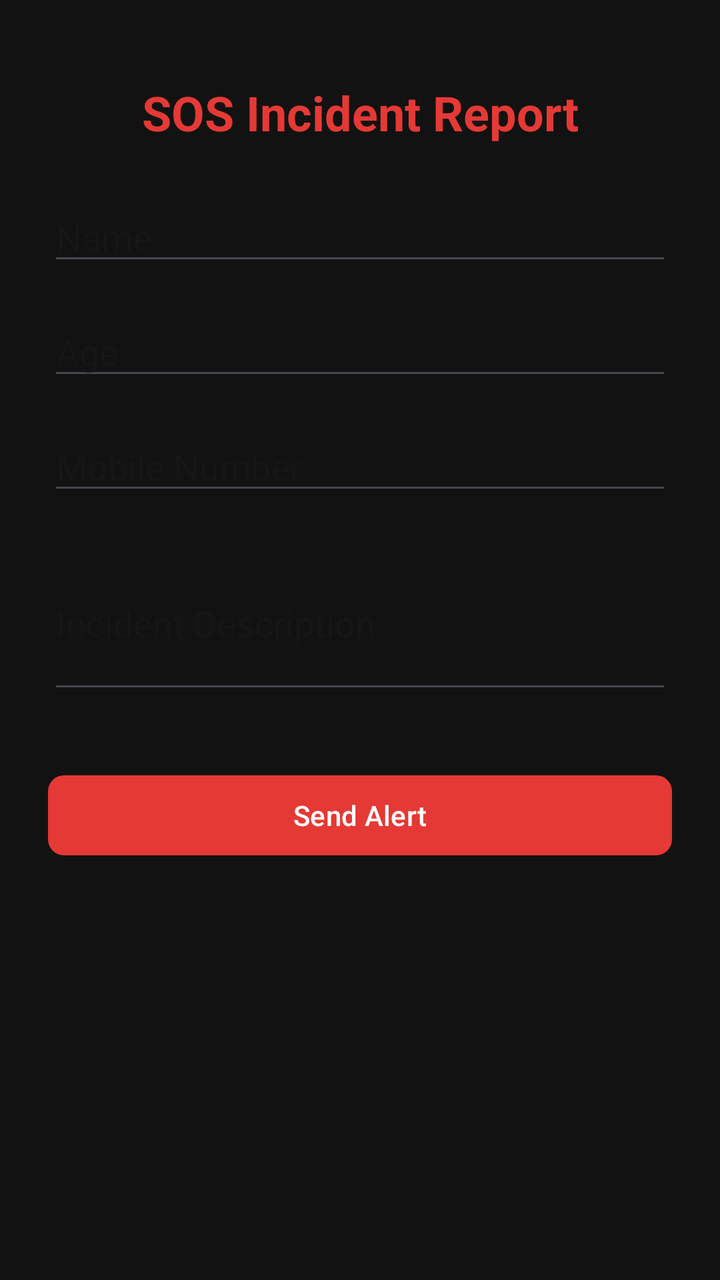
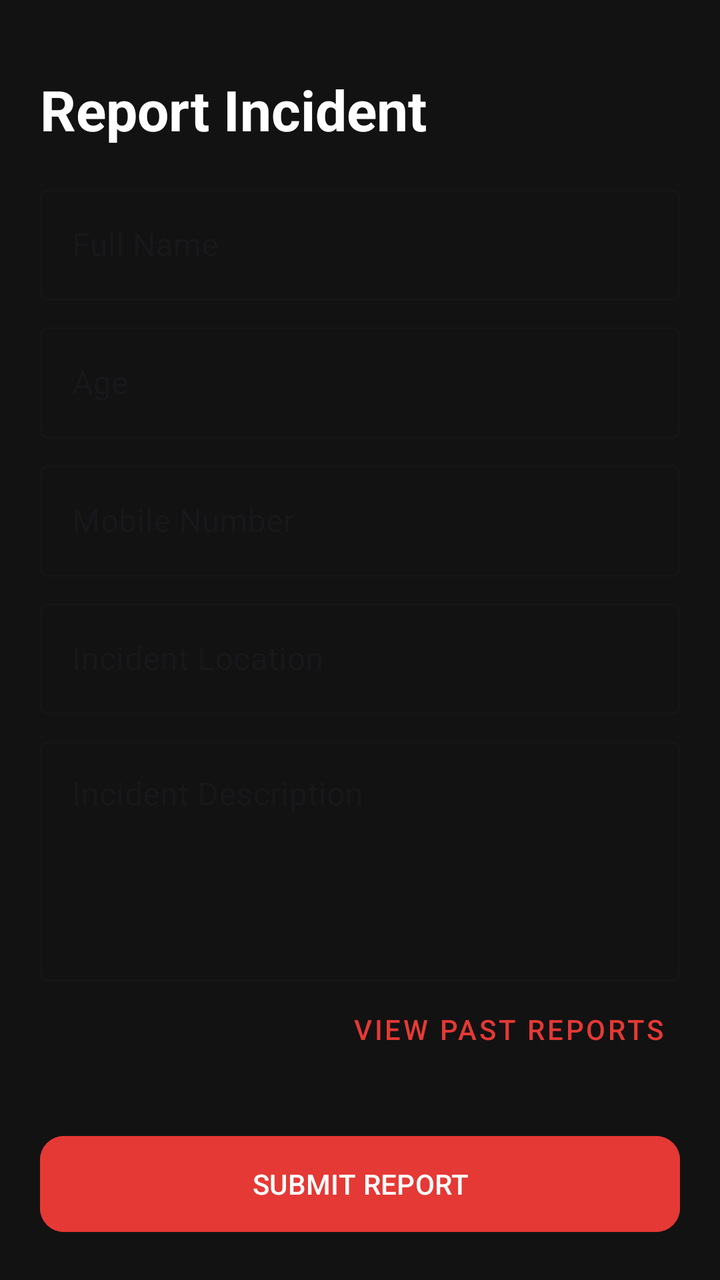

Two renders of the same Android screen: before a commit and after it. Below are the layout's source before the change and the commit's diff.
<!-- AndroidManifest.xml: application theme Theme.SosApp -->
<!-- res/layout/activity_incident_report.xml -->
<?xml version="1.0" encoding="utf-8"?>
<androidx.constraintlayout.widget.ConstraintLayout xmlns:android="http://schemas.android.com/apk/res/android"
    xmlns:app="http://schemas.android.com/apk/res-auto"
    android:layout_width="match_parent"
    android:layout_height="match_parent"
    android:padding="24dp">

    <TextView
        android:id="@+id/tvReportTitle"
        android:layout_width="wrap_content"
        android:layout_height="wrap_content"
        android:text="SOS Incident Report"
        android:textSize="24sp"
        android:textStyle="bold"
        android:textColor="@color/primary"
        app:layout_constraintTop_toTopOf="parent"
        app:layout_constraintStart_toStartOf="parent"
        app:layout_constraintEnd_toEndOf="parent"
        android:layout_marginTop="16dp"/>

    <EditText
        android:id="@+id/etReportName"
        android:layout_width="0dp"
        android:layout_height="wrap_content"
        android:hint="Name"
        android:layout_marginTop="24dp"
        app:layout_constraintTop_toBottomOf="@id/tvReportTitle"
        app:layout_constraintStart_toStartOf="parent"
        app:layout_constraintEnd_toEndOf="parent"/>

    <EditText
        android:id="@+id/etReportAge"
        android:layout_width="0dp"
        android:layout_height="wrap_content"
        android:hint="Age"
        android:inputType="number"
        android:layout_marginTop="16dp"
        app:layout_constraintTop_toBottomOf="@id/etReportName"
        app:layout_constraintStart_toStartOf="parent"
        app:layout_constraintEnd_toEndOf="parent"/>

    <EditText
        android:id="@+id/etReportMobile"
        android:layout_width="0dp"
        android:layout_height="wrap_content"
        android:hint="Mobile Number"
        android:inputType="phone"
        android:layout_marginTop="16dp"
        app:layout_constraintTop_toBottomOf="@id/etReportAge"
        app:layout_constraintStart_toStartOf="parent"
        app:layout_constraintEnd_toEndOf="parent"/>

    <EditText
        android:id="@+id/etIncidentDesc"
        android:layout_width="0dp"
        android:layout_height="wrap_content"
        android:hint="Incident Description"
        android:inputType="textMultiLine"
        android:minLines="3"
        android:layout_marginTop="16dp"
        app:layout_constraintTop_toBottomOf="@id/etReportMobile"
        app:layout_constraintStart_toStartOf="parent"
        app:layout_constraintEnd_toEndOf="parent"/>

    <Button
        android:id="@+id/btnSendAlert"
        android:layout_width="0dp"
        android:layout_height="wrap_content"
        android:text="Send Alert"
        android:enabled="false"
        style="@style/EmergencyButton"
        android:layout_marginTop="32dp"
        app:layout_constraintTop_toBottomOf="@id/etIncidentDesc"
        app:layout_constraintStart_toStartOf="parent"
        app:layout_constraintEnd_toEndOf="parent"/>

</androidx.constraintlayout.widget.ConstraintLayout>
<!-- resources referenced by this layout -->
<resources>
  <color name="primary">#E53935</color>
  <style name="EmergencyButton" parent="Widget.Material3.Button">
          <item name="backgroundTint">@color/primary</item>
          <item name="android:textColor">@color/white</item>
          <item name="cornerRadius">8dp</item>
      </style>
  <style name="Theme.SosApp" parent="Base.Theme.SosApp" />
  <color name="white">#FFFFFFFF</color>
  <style name="Base.Theme.SosApp" parent="Theme.Material3.DayNight.NoActionBar">
          <item name="colorPrimary">@color/primary</item>
          <item name="colorPrimaryVariant">@color/primary_dark</item>
          <item name="colorSecondary">@color/accent</item>
          <item name="android:windowBackground">@color/bg_dark</item>
          <item name="android:statusBarColor">@color/primary_dark</item>
      </style>
  <color name="primary_dark">#B71C1C</color>
  <color name="accent">#FFD600</color>
  <color name="bg_dark">#121212</color>
</resources>

<!-- the commit's change to res/layout/activity_incident_report.xml (unified diff, before → after) -->
@@ -3,75 +3,119 @@
     xmlns:app="http://schemas.android.com/apk/res-auto"
     android:layout_width="match_parent"
     android:layout_height="match_parent"
-    android:padding="24dp">
+    android:background="@color/bg_dark"
+    android:padding="20dp">
 
     <TextView
         android:id="@+id/tvReportTitle"
         android:layout_width="wrap_content"
         android:layout_height="wrap_content"
-        android:text="SOS Incident Report"
-        android:textSize="24sp"
+        android:text="Report Incident"
+        android:textSize="28sp"
         android:textStyle="bold"
-        android:textColor="@color/primary"
+        android:textColor="@color/white"
         app:layout_constraintTop_toTopOf="parent"
         app:layout_constraintStart_toStartOf="parent"
-        app:layout_constraintEnd_toEndOf="parent"
         android:layout_marginTop="16dp"/>
 
-    <EditText
-        android:id="@+id/etReportName"
-        android:layout_width="0dp"
-        android:layout_height="wrap_content"
-        android:hint="Name"
-        android:layout_marginTop="24dp"
+    <ScrollView
+        android:layout_width="match_parent"
+        android:layout_height="0dp"
+        android:layout_marginTop="16dp"
         app:layout_constraintTop_toBottomOf="@id/tvReportTitle"
-        app:layout_constraintStart_toStartOf="parent"
-        app:layout_constraintEnd_toEndOf="parent"/>
+        app:layout_constraintBottom_toTopOf="@+id/btnSendAlert">
 
-    <EditText
-        android:id="@+id/etReportAge"
-        android:layout_width="0dp"
-        android:layout_height="wrap_content"
-        android:hint="Age"
-        android:inputType="number"
-        android:layout_marginTop="16dp"
-        app:layout_constraintTop_toBottomOf="@id/etReportName"
-        app:layout_constraintStart_toStartOf="parent"
-        app:layout_constraintEnd_toEndOf="parent"/>
+        <LinearLayout
+            android:layout_width="match_parent"
+            android:layout_height="wrap_content"
+            android:orientation="vertical">
 
-    <EditText
-        android:id="@+id/etReportMobile"
-        android:layout_width="0dp"
-        android:layout_height="wrap_content"
-        android:hint="Mobile Number"
-        android:inputType="phone"
-        android:layout_marginTop="16dp"
-        app:layout_constraintTop_toBottomOf="@id/etReportAge"
-        app:layout_constraintStart_toStartOf="parent"
-        app:layout_constraintEnd_toEndOf="parent"/>
+            <com.google.android.material.textfield.TextInputLayout
+                android:layout_width="match_parent"
+                android:layout_height="wrap_content"
+                android:hint="Full Name"
+                style="@style/Widget.MaterialComponents.TextInputLayout.OutlinedBox">
+                <com.google.android.material.textfield.TextInputEditText
+                    android:id="@+id/etReportName"
+                    android:layout_width="match_parent"
+                    android:layout_height="wrap_content"
+                    android:textColor="@color/white"/>
+            </com.google.android.material.textfield.TextInputLayout>
 
-    <EditText
-        android:id="@+id/etIncidentDesc"
-        android:layout_width="0dp"
-        android:layout_height="wrap_content"
-        android:hint="Incident Description"
-        android:inputType="textMultiLine"
-        android:minLines="3"
-        android:layout_marginTop="16dp"
-        app:layout_constraintTop_toBottomOf="@id/etReportMobile"
-        app:layout_constraintStart_toStartOf="parent"
-        app:layout_constraintEnd_toEndOf="parent"/>
+            <com.google.android.material.textfield.TextInputLayout
+                android:layout_width="match_parent"
+                android:layout_height="wrap_content"
+                android:layout_marginTop="8dp"
+                android:hint="Age"
+                style="@style/Widget.MaterialComponents.TextInputLayout.OutlinedBox">
+                <com.google.android.material.textfield.TextInputEditText
+                    android:id="@+id/etReportAge"
+                    android:layout_width="match_parent"
+                    android:layout_height="wrap_content"
+                    android:inputType="number"
+                    android:textColor="@color/white"/>
+            </com.google.android.material.textfield.TextInputLayout>
 
-    <Button
+            <com.google.android.material.textfield.TextInputLayout
+                android:layout_width="match_parent"
+                android:layout_height="wrap_content"
+                android:layout_marginTop="8dp"
+                android:hint="Mobile Number"
+                style="@style/Widget.MaterialComponents.TextInputLayout.OutlinedBox">
+                <com.google.android.material.textfield.TextInputEditText
+                    android:id="@+id/etReportMobile"
+                    android:layout_width="match_parent"
+                    android:layout_height="wrap_content"
+                    android:inputType="phone"
+                    android:textColor="@color/white"/>
+            </com.google.android.material.textfield.TextInputLayout>
+
+            <com.google.android.material.textfield.TextInputLayout
+                android:layout_width="match_parent"
+                android:layout_height="wrap_content"
+                android:layout_marginTop="8dp"
+                android:hint="Incident Location"
+                style="@style/Widget.MaterialComponents.TextInputLayout.OutlinedBox">
+                <com.google.android.material.textfield.TextInputEditText
+                    android:id="@+id/etIncidentLocation"
+                    android:layout_width="match_parent"
+                    android:layout_height="wrap_content"
+                    android:textColor="@color/white"/>
+            </com.google.android.material.textfield.TextInputLayout>
+
+            <com.google.android.material.textfield.TextInputLayout
+                android:layout_width="match_parent"
+                android:layout_height="wrap_content"
+                android:layout_marginTop="8dp"
+                android:hint="Incident Description"
+                style="@style/Widget.MaterialComponents.TextInputLayout.OutlinedBox">
+                <com.google.android.material.textfield.TextInputEditText
+                    android:id="@+id/etIncidentDesc"
+                    android:layout_width="match_parent"
+                    android:layout_height="120dp"
+                    android:gravity="top"
+                    android:textColor="@color/white"/>
+            </com.google.android.material.textfield.TextInputLayout>
+
+            <com.google.android.material.button.MaterialButton
+                android:id="@+id/btnViewPastReports"
+                style="@style/Widget.MaterialComponents.Button.TextButton"
+                android:layout_width="wrap_content"
+                android:layout_height="wrap_content"
+                android:text="View Past Reports"
+                android:textColor="@color/primary"
+                android:layout_gravity="end"/>
+
+        </LinearLayout>
+    </ScrollView>
+
+    <com.google.android.material.button.MaterialButton
         android:id="@+id/btnSendAlert"
-        android:layout_width="0dp"
-        android:layout_height="wrap_content"
-        android:text="Send Alert"
-        android:enabled="false"
-        style="@style/EmergencyButton"
-        android:layout_marginTop="32dp"
-        app:layout_constraintTop_toBottomOf="@id/etIncidentDesc"
-        app:layout_constraintStart_toStartOf="parent"
-        app:layout_constraintEnd_toEndOf="parent"/>
+        android:layout_width="match_parent"
+        android:layout_height="56dp"
+        android:text="SUBMIT REPORT"
+        android:backgroundTint="@color/primary"
+        app:cornerRadius="12dp"
+        app:layout_constraintBottom_toBottomOf="parent"/>
 
 </androidx.constraintlayout.widget.ConstraintLayout>
<!-- resource entries referenced after the edit -->
@@ -1,11 +1,6 @@
 <!-- resources referenced by this layout -->
 <resources>
   <color name="primary">#E53935</color>
-  <style name="EmergencyButton" parent="Widget.Material3.Button">
-          <item name="backgroundTint">@color/primary</item>
-          <item name="android:textColor">@color/white</item>
-          <item name="cornerRadius">8dp</item>
-      </style>
   <style name="Theme.SosApp" parent="Base.Theme.SosApp" />
   <color name="white">#FFFFFFFF</color>
   <style name="Base.Theme.SosApp" parent="Theme.Material3.DayNight.NoActionBar">
